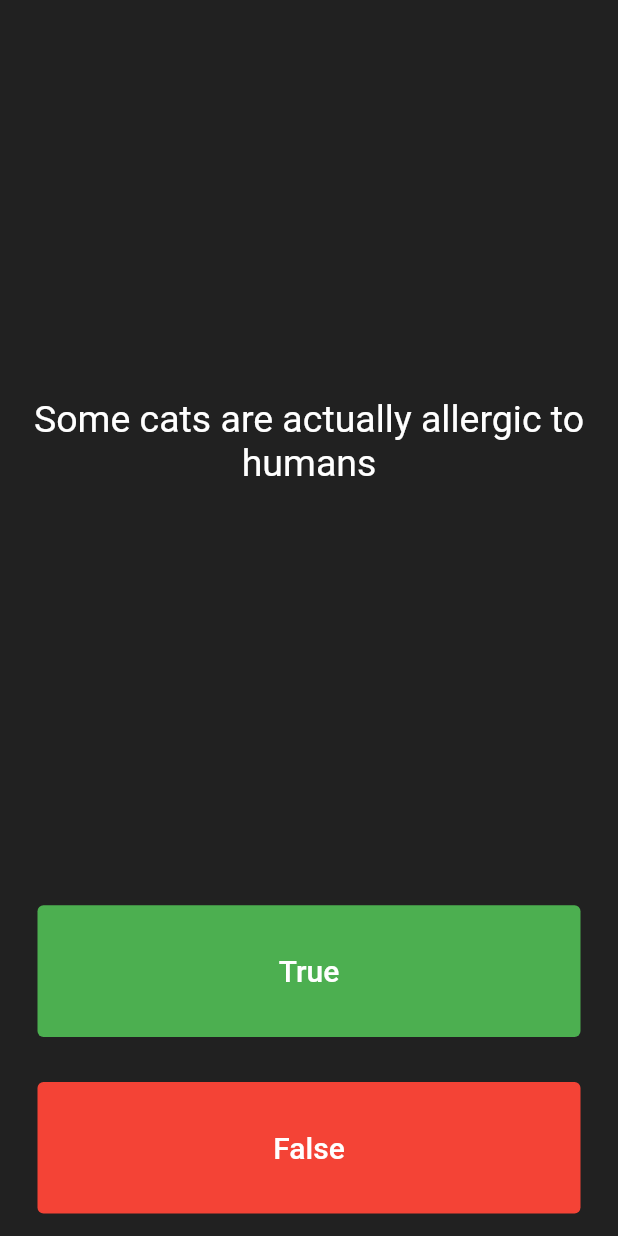
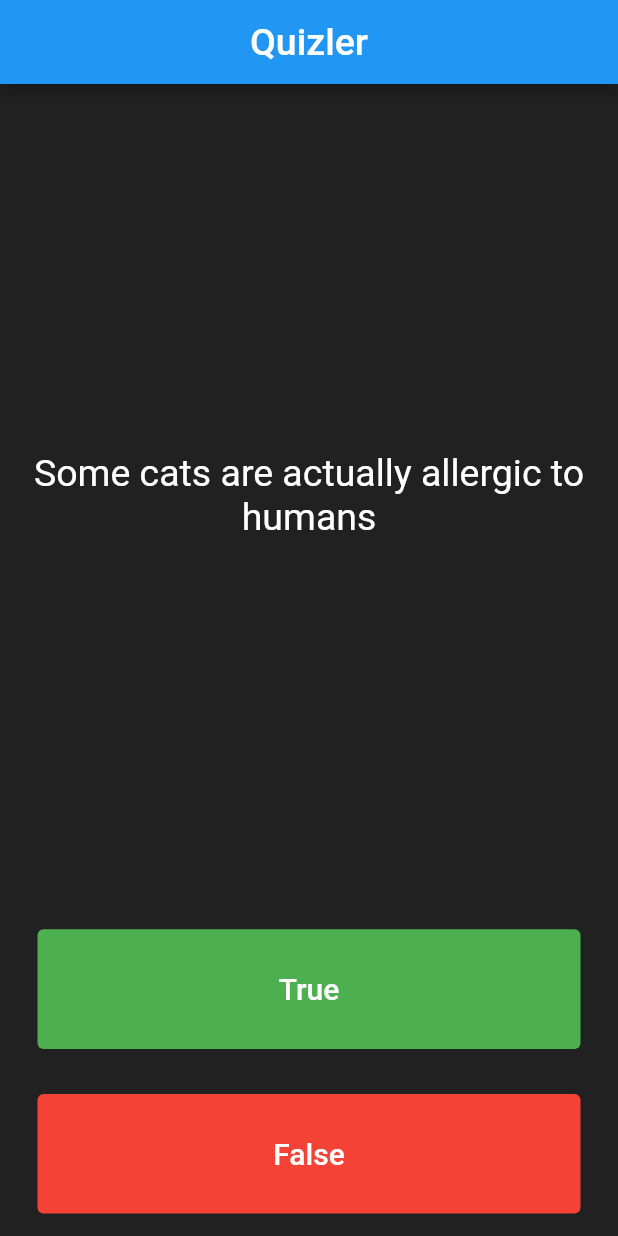
Before and after one commit to Code-Saurav/All_Flutter_Project, a Flutter app: the screen it shows after launch, on a phone screen of 412 x 824 dp. Run offline on Flutter 3.47's test engine with Material 2 defaults, Android fonts, the phone set to English and light mode, and no system bars; our stand-ins replace audioplayers, rflutter_alert.

Commit message:
appBar added

```diff
--- a/quizzler-flutter/lib/main.dart
+++ b/quizzler-flutter/lib/main.dart
@@ -13,6 +13,16 @@ class Quizzler extends StatelessWidget {
     return MaterialApp(
       home: Scaffold(
         backgroundColor: Colors.grey.shade900,
+        appBar: AppBar(
+          centerTitle: true,
+          title: Text(
+            'Quizler',
+            style: TextStyle(
+              fontSize: 25,
+            ),
+          ),
+          backgroundColor: Colors.blue,
+        ),
         body: SafeArea(
           child: Padding(
             padding: EdgeInsets.symmetric(horizontal: 10.0),
```
